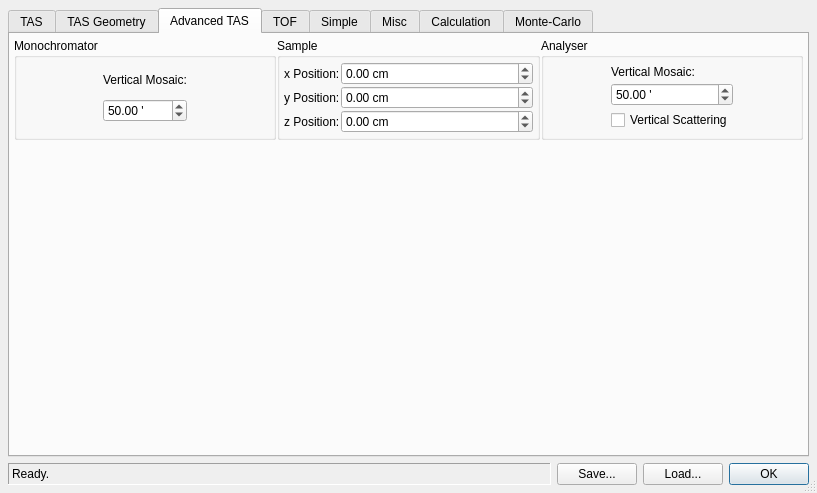
Qt form ui/reso.ui (tweber-ill/ill_mirror-takin2-core) before a commit.
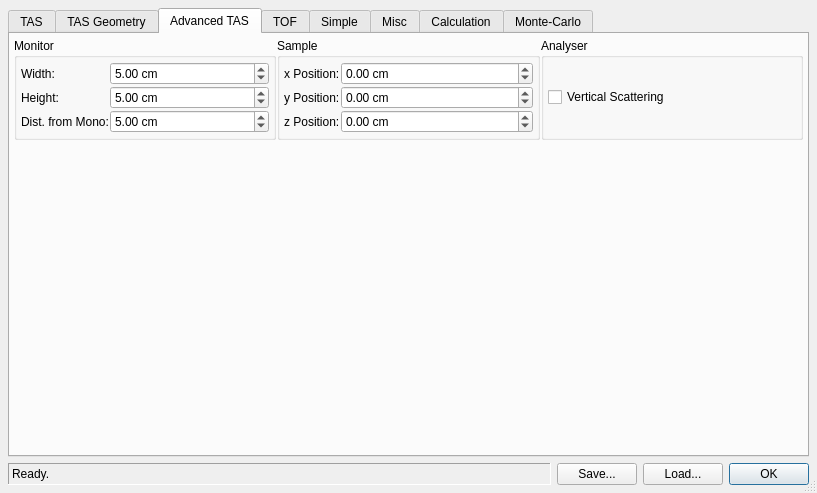
The same form after that commit. The open tabs and pages were chosen to show the change.

Commit message: continued with reso overhaul

The edit to the form file:
```diff
--- a/ui/reso.ui
+++ b/ui/reso.ui
@@ -198,6 +198,22 @@
             </property>
            </widget>
           </item>
+          <item row="2" column="1" colspan="2">
+           <widget class="QDoubleSpinBox" name="spinAnaMosaicV">
+            <property name="suffix">
+             <string> '</string>
+            </property>
+            <property name="decimals">
+             <number>2</number>
+            </property>
+            <property name="maximum">
+             <double>999.000000000000000</double>
+            </property>
+            <property name="value">
+             <double>50.000000000000000</double>
+            </property>
+           </widget>
+          </item>
           <item row="1" column="1" colspan="2">
            <widget class="QDoubleSpinBox" name="spinAnaMosaic">
             <property name="suffix">
@@ -462,6 +478,22 @@
             </property>
            </widget>
           </item>
+          <item row="2" column="1" colspan="2">
+           <widget class="QDoubleSpinBox" name="spinMonoMosaicV">
+            <property name="suffix">
+             <string> '</string>
+            </property>
+            <property name="decimals">
+             <number>2</number>
+            </property>
+            <property name="maximum">
+             <double>999.000000000000000</double>
+            </property>
+            <property name="value">
+             <double>50.000000000000000</double>
+            </property>
+           </widget>
+          </item>
           <item row="1" column="1" colspan="2">
            <widget class="QDoubleSpinBox" name="spinMonoMosaic">
             <property name="suffix">
@@ -1797,6 +1829,117 @@
        <property name="spacing">
         <number>1</number>
        </property>
+       <item row="0" column="0">
+        <widget class="QGroupBox" name="groupBox_12m">
+         <property name="title">
+          <string>Monitor</string>
+         </property>
+         <layout class="QGridLayout" name="gridLayout_31m">
+          <property name="margin">
+           <number>4</number>
+          </property>
+          <property name="spacing">
+           <number>1</number>
+          </property>
+          <item row="1" column="0">
+           <widget class="QLabel" name="label_39m">
+            <property name="sizePolicy">
+             <sizepolicy hsizetype="Fixed" vsizetype="Preferred">
+              <horstretch>0</horstretch>
+              <verstretch>0</verstretch>
+             </sizepolicy>
+            </property>
+            <property name="text">
+             <string>Width:</string>
+            </property>
+           </widget>
+          </item>
+          <item row="1" column="1">
+           <widget class="QDoubleSpinBox" name="spinMonitorW">
+            <property name="suffix">
+             <string> cm</string>
+            </property>
+            <property name="decimals">
+             <number>2</number>
+            </property>
+            <property name="maximum">
+             <double>999</double>
+            </property>
+            <property name="singleStep">
+             <double>0.1</double>
+            </property>
+            <property name="value">
+             <double>5</double>
+            </property>
+           </widget>
+          </item>
+          <item row="2" column="0">
+           <widget class="QLabel" name="label_40m">
+            <property name="sizePolicy">
+             <sizepolicy hsizetype="Fixed" vsizetype="Preferred">
+              <horstretch>0</horstretch>
+              <verstretch>0</verstretch>
+             </sizepolicy>
+            </property>
+            <property name="text">
+             <string>Height:</string>
+            </property>
+           </widget>
+          </item>
+          <item row="2" column="1">
+           <widget class="QDoubleSpinBox" name="spinMonitorH">
+            <property name="suffix">
+             <string> cm</string>
+            </property>
+            <property name="decimals">
+             <number>2</number>
+            </property>
+            <property name="maximum">
+             <double>999</double>
+            </property>
+            <property name="singleStep">
+             <double>0.1</double>
+            </property>
+            <property name="value">
+             <double>5</double>
+            </property>
+           </widget>
+          </item>
+          <item row="3" column="0">
+           <widget class="QLabel" name="label_54m">
+            <property name="sizePolicy">
+             <sizepolicy hsizetype="Fixed" vsizetype="Preferred">
+              <horstretch>0</horstretch>
+              <verstretch>0</verstretch>
+             </sizepolicy>
+            </property>
+            <property name="text">
+             <string>Dist. from Mono:</string>
+            </property>
+           </widget>
+          </item>
+          <item row="3" column="1">
+           <widget class="QDoubleSpinBox" name="spinDistMonoMonitor">
+            <property name="suffix">
+             <string> cm</string>
+            </property>
+            <property name="decimals">
+             <number>2</number>
+            </property>
+            <property name="maximum">
+             <double>9999</double>
+            </property>
+            <property name="singleStep">
+             <double>1</double>
+            </property>
+            <property name="value">
+             <double>5</double>
+            </property>
+           </widget>
+          </item>
+         </layout>
+        </widget>
+       </item>
        <item row="0" column="2">
         <widget class="QGroupBox" name="groupBox_18">
          <property name="sizePolicy">
@@ -1815,35 +1958,6 @@
           <property name="spacing">
            <number>1</number>
           </property>
-          <item row="0" column="0">
-           <widget class="QLabel" name="label_62">
-            <property name="sizePolicy">
-             <sizepolicy hsizetype="Fixed" vsizetype="Fixed">
-              <horstretch>0</horstretch>
-              <verstretch>0</verstretch>
-             </sizepolicy>
-            </property>
-            <property name="text">
-             <string>Vertical Mosaic:</string>
-            </property>
-           </widget>
-          </item>
-          <item row="1" column="0">
-           <widget class="QDoubleSpinBox" name="spinAnaMosaicV">
-            <property name="suffix">
-             <string> '</string>
-            </property>
-            <property name="decimals">
-             <number>2</number>
-            </property>
-            <property name="maximum">
-             <double>999.000000000000000</double>
-            </property>
-            <property name="value">
-             <double>50.000000000000000</double>
-            </property>
-           </widget>
-          </item>
           <item row="2" column="0">
            <widget class="QCheckBox" name="checkKfVert">
             <property name="text">
@@ -1974,58 +2088,8 @@
          </layout>
         </widget>
        </item>
-       <item row="0" column="0">
-        <widget class="QGroupBox" name="groupBox_7">
-         <property name="sizePolicy">
-          <sizepolicy hsizetype="Preferred" vsizetype="Preferred">
-           <horstretch>0</horstretch>
-           <verstretch>0</verstretch>
-          </sizepolicy>
-         </property>
-         <property name="title">
-          <string>Monochromator</string>
-         </property>
-         <layout class="QGridLayout" name="gridLayout_27">
-          <property name="margin">
-           <number>4</number>
-          </property>
-          <property name="spacing">
-           <number>1</number>
-          </property>
-          <item row="0" column="0">
-           <widget class="QLabel" name="label_59">
-            <property name="sizePolicy">
-             <sizepolicy hsizetype="Fixed" vsizetype="Fixed">
-              <horstretch>0</horstretch>
-              <verstretch>0</verstretch>
-             </sizepolicy>
-            </property>
-            <property name="text">
-             <string>Vertical Mosaic:</string>
-            </property>
-           </widget>
-          </item>
-          <item row="1" column="0">
-           <widget class="QDoubleSpinBox" name="spinMonoMosaicV">
-            <property name="suffix">
-             <string> '</string>
-            </property>
-            <property name="decimals">
-             <number>2</number>
-            </property>
-            <property name="maximum">
-             <double>999.000000000000000</double>
-            </property>
-            <property name="value">
-             <double>50.000000000000000</double>
-            </property>
-           </widget>
-          </item>
-         </layout>
-        </widget>
-       </item>
-       <item row="1" column="1">
-        <spacer name="verticalSpacer">
+       <item row="2" column="1">
+        <spacer name="verticalSpacer_3b">
          <property name="orientation">
           <enum>Qt::Vertical</enum>
          </property>
```
Left out of the diff: 100 changed lines with no effect on the pictures. The commit also changes 11 other files.
